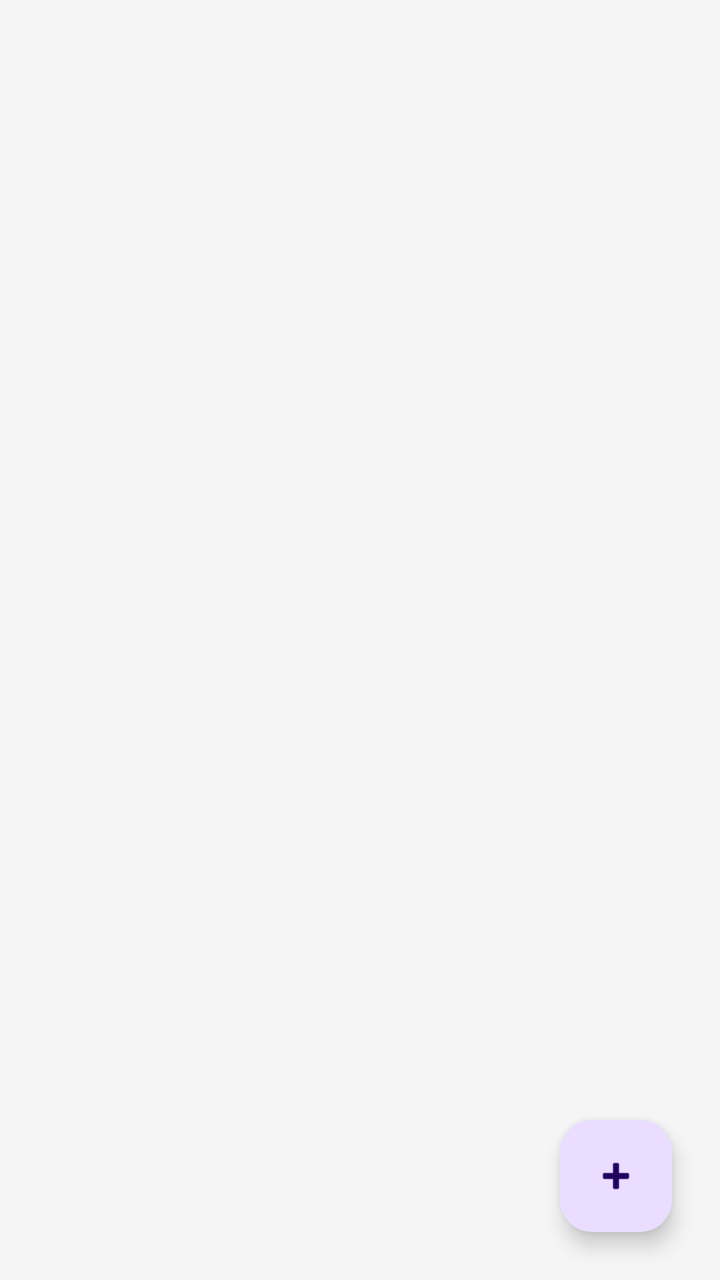
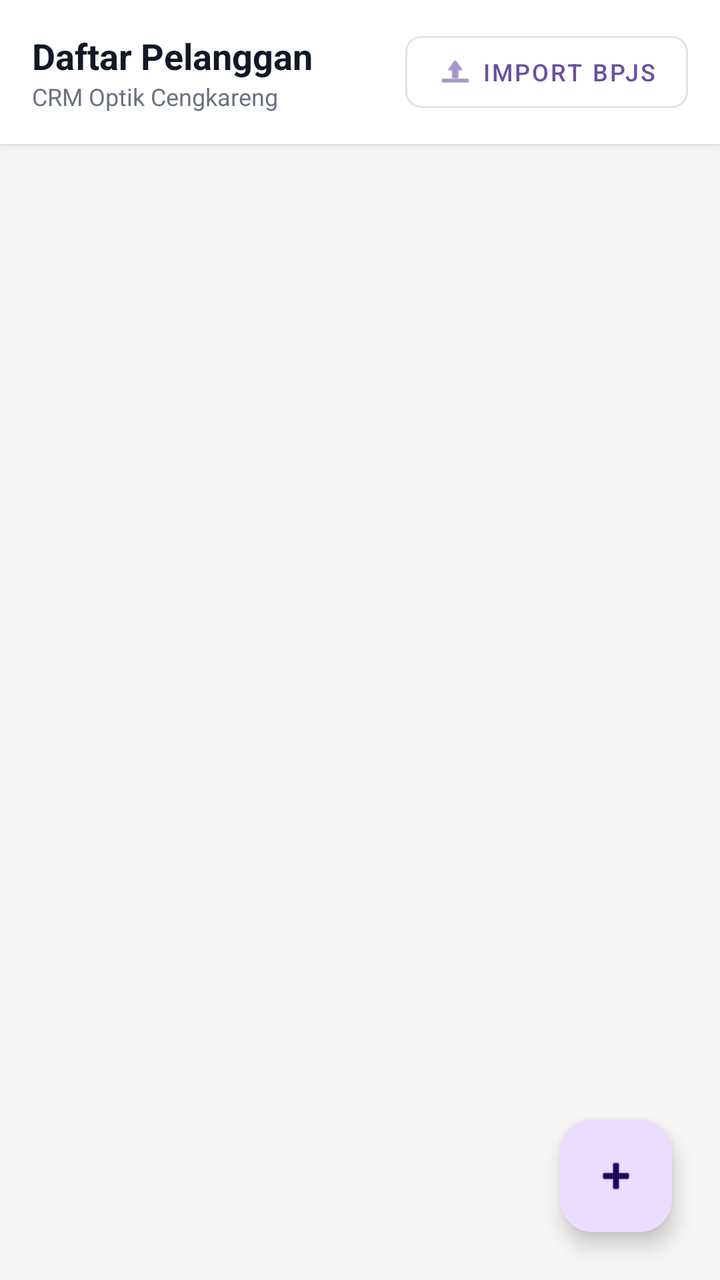

An Android layout rendered at two revisions. The XML below is the earlier revision; the diff shows what the commit changed to produce the second picture.
<!-- AndroidManifest.xml: application theme Theme.OptikCRM -->
<!-- res/layout/fragment_home.xml -->
<?xml version="1.0" encoding="utf-8"?>
<androidx.constraintlayout.widget.ConstraintLayout xmlns:android="http://schemas.android.com/apk/res/android"
    xmlns:app="http://schemas.android.com/apk/res-auto"
    xmlns:tools="http://schemas.android.com/tools"
    android:layout_width="match_parent"
    android:layout_height="match_parent"
    android:background="#F5F5F5">

    

    

    <androidx.recyclerview.widget.RecyclerView
        android:id="@+id/rvCustomers"
        android:layout_width="0dp"
        android:layout_height="0dp"
        android:clipToPadding="false"
        android:padding="8dp"
        app:layout_constraintBottom_toBottomOf="parent"
        app:layout_constraintEnd_toEndOf="parent"
        app:layout_constraintHorizontal_bias="1.0"
        app:layout_constraintStart_toStartOf="parent"
        app:layout_constraintTop_toTopOf="parent"
        app:layout_constraintVertical_bias="0.0"
        tools:listitem="@layout/item_customer" />

    <TextView
        android:id="@+id/tvEmpty"
        android:layout_width="wrap_content"
        android:layout_height="wrap_content"
        android:text="Belum ada data pelanggan.\nTekan + untuk menambah."
        android:textAlignment="center"
        android:textColor="#9E9E9E"
        android:visibility="gone"
        app:layout_constraintTop_toTopOf="parent"
        app:layout_constraintBottom_toBottomOf="parent"
        app:layout_constraintStart_toStartOf="parent"
        app:layout_constraintEnd_toEndOf="parent"/>

    
    <com.google.android.material.floatingactionbutton.FloatingActionButton
        android:id="@+id/fabAdd"
        android:layout_width="wrap_content"
        android:layout_height="wrap_content"
        android:layout_margin="24dp"
        android:src="@android:drawable/ic_input_add"
        android:contentDescription="Tambah Pelanggan"
        app:layout_constraintBottom_toBottomOf="parent"
        app:layout_constraintEnd_toEndOf="parent"/>

</androidx.constraintlayout.widget.ConstraintLayout>
<!-- res/layout/item_customer.xml (included above) -->
<?xml version="1.0" encoding="utf-8"?>
<com.google.android.material.card.MaterialCardView
    xmlns:android="http://schemas.android.com/apk/res/android"
    xmlns:app="http://schemas.android.com/apk/res-auto"
    xmlns:tools="http://schemas.android.com/tools"
    android:id="@+id/cardCustomer"
    android:layout_width="match_parent"
    android:layout_height="wrap_content"
    android:layout_marginHorizontal="16dp"
    android:layout_marginVertical="6dp"
    app:cardCornerRadius="12dp"
    app:cardElevation="2dp"
    app:cardBackgroundColor="@android:color/white"
    app:strokeWidth="1dp"
    app:strokeColor="#E5E7EB"
    app:rippleColor="#E0E0E0">

    <androidx.constraintlayout.widget.ConstraintLayout
        android:layout_width="match_parent"
        android:layout_height="wrap_content"
        android:padding="16dp">

        <TextView
            android:id="@+id/tvAvatar"
            android:layout_width="48dp"
            android:layout_height="48dp"
            android:background="@drawable/bg_circle_avatar"
            android:gravity="center"
            android:text="A"
            android:textColor="@android:color/white"
            android:textSize="20sp"
            android:textStyle="bold"
            app:layout_constraintBottom_toBottomOf="parent"
            app:layout_constraintStart_toStartOf="parent"
            app:layout_constraintTop_toTopOf="parent" />

        <TextView
            android:id="@+id/tvNama"
            android:layout_width="0dp"
            android:layout_height="wrap_content"
            android:layout_marginStart="16dp"
            android:layout_marginEnd="8dp"
            android:text="Nama Pelanggan"
            android:textColor="#1F2937"
            android:textSize="16sp"
            android:textStyle="bold"
            app:layout_constraintEnd_toStartOf="@+id/tvIncompleteBadge"
            app:layout_constraintStart_toEndOf="@+id/tvAvatar"
            app:layout_constraintTop_toTopOf="parent" />

        
        <TextView
            android:id="@+id/tvIncompleteBadge"
            android:layout_width="wrap_content"
            android:layout_height="wrap_content"
            android:background="#FEF3C7"
            android:paddingHorizontal="8dp"
            android:paddingVertical="3dp"
            android:text="⚠️ Lengkapi HP"
            android:textColor="#D97706"
            android:textSize="11sp"
            android:textStyle="bold"
            android:visibility="gone"
            app:layout_constraintEnd_toEndOf="parent"
            app:layout_constraintTop_toTopOf="@+id/tvNama"
            tools:visibility="visible" />

        <TextView
            android:id="@+id/tvJenisLensa"
            android:layout_width="wrap_content"
            android:layout_height="wrap_content"
            android:layout_marginTop="4dp"
            android:background="@drawable/bg_badge_lens"
            android:paddingHorizontal="8dp"
            android:paddingVertical="2dp"
            android:text="Progressive"
            android:textColor="#4B5563"
            android:textSize="11sp"
            app:layout_constraintStart_toStartOf="@+id/tvNama"
            app:layout_constraintTop_toBottomOf="@+id/tvNama" />

        <LinearLayout
            android:layout_width="wrap_content"
            android:layout_height="wrap_content"
            android:layout_marginTop="6dp"
            android:orientation="horizontal"
            android:gravity="center_vertical"
            app:layout_constraintStart_toStartOf="@+id/tvNama"
            app:layout_constraintTop_toBottomOf="@+id/tvJenisLensa">

            <ImageView
                android:layout_width="14dp"
                android:layout_height="14dp"
                android:src="@android:drawable/stat_sys_phone_call"
                app:tint="#6B7280" />

            <TextView
                android:id="@+id/tvNomorHp"
                android:layout_width="wrap_content"
                android:layout_height="wrap_content"
                android:layout_marginStart="4dp"
                android:text="08123456789"
                android:textColor="#6B7280"
                android:textSize="13sp" />
        </LinearLayout>

        <TextView
            android:id="@+id/tvLastDate"
            android:layout_width="wrap_content"
            android:layout_height="wrap_content"
            android:text="Baru"
            android:textColor="#9CA3AF"
            android:textSize="11sp"
            app:layout_constraintEnd_toEndOf="parent"
            app:layout_constraintBottom_toBottomOf="parent" />

    </androidx.constraintlayout.widget.ConstraintLayout>
</com.google.android.material.card.MaterialCardView>
<!-- resources referenced by this layout -->
<resources>
  <!-- drawable bg_badge_lens (drawable) -->
  <?xml version="1.0" encoding="utf-8"?>
  <shape xmlns:android="http://schemas.android.com/apk/res/android"
      android:shape="rectangle">
      <corners android:radius="6dp" />
      <solid android:color="#F3F4F6" /> <stroke android:width="1dp" android:color="#E5E7EB" /> </shape>
  <!-- drawable bg_circle_avatar (drawable) -->
  <?xml version="1.0" encoding="utf-8"?>
  <shape xmlns:android="http://schemas.android.com/apk/res/android"
      android:shape="oval">
      <solid android:color="#E0E0E0" /> </shape>
  <style name="Theme.OptikCRM" parent="Base.Theme.OptikCRM" />
  <style name="Base.Theme.OptikCRM" parent="Theme.Material3.DayNight.NoActionBar">
          
          
      </style>
</resources>

<!-- the commit's change to res/layout/fragment_home.xml (unified diff, before → after) -->
@@ -7,8 +7,53 @@
     android:background="#F5F5F5">
 
     
-
-    
+    <LinearLayout
+        android:id="@+id/headerLayout"
+        android:layout_width="0dp"
+        android:layout_height="wrap_content"
+        android:orientation="horizontal"
+        android:gravity="center_vertical"
+        android:paddingHorizontal="16dp"
+        android:paddingVertical="12dp"
+        android:background="@color/white"
+        android:elevation="2dp"
+        app:layout_constraintTop_toTopOf="parent"
+        app:layout_constraintStart_toStartOf="parent"
+        app:layout_constraintEnd_toEndOf="parent">
+
+        <LinearLayout
+            android:layout_width="0dp"
+            android:layout_height="wrap_content"
+            android:layout_weight="1"
+            android:orientation="vertical">
+
+            <TextView
+                android:layout_width="wrap_content"
+                android:layout_height="wrap_content"
+                android:text="Daftar Pelanggan"
+                android:textSize="18sp"
+                android:textStyle="bold"
+                android:textColor="#111827" />
+
+            <TextView
+                android:id="@+id/tvCustomerCount"
+                android:layout_width="wrap_content"
+                android:layout_height="wrap_content"
+                android:text="CRM Optik Cengkareng"
+                android:textSize="12sp"
+                android:textColor="#6B7280" />
+        </LinearLayout>
+
+        <com.google.android.material.button.MaterialButton
+            android:id="@+id/btnImportBpjs"
+            style="@style/Widget.MaterialComponents.Button.OutlinedButton"
+            android:layout_width="wrap_content"
+            android:layout_height="wrap_content"
+            android:text="Import BPJS"
+            android:textSize="12sp"
+            app:icon="@android:drawable/ic_menu_upload"
+            app:cornerRadius="8dp" />
+    </LinearLayout>
 
     <androidx.recyclerview.widget.RecyclerView
         android:id="@+id/rvCustomers"
@@ -18,10 +63,8 @@
         android:padding="8dp"
         app:layout_constraintBottom_toBottomOf="parent"
         app:layout_constraintEnd_toEndOf="parent"
-        app:layout_constraintHorizontal_bias="1.0"
         app:layout_constraintStart_toStartOf="parent"
-        app:layout_constraintTop_toTopOf="parent"
-        app:layout_constraintVertical_bias="0.0"
+        app:layout_constraintTop_toBottomOf="@id/headerLayout"
         tools:listitem="@layout/item_customer" />
 
     <TextView
<!-- resource entries referenced after the edit -->
@@ -1,5 +1,6 @@
 <!-- resources referenced by this layout -->
 <resources>
+  <color name="white">#FFFFFFFF</color>
   <!-- drawable bg_badge_lens (drawable) -->
   <?xml version="1.0" encoding="utf-8"?>
   <shape xmlns:android="http://schemas.android.com/apk/res/android"
